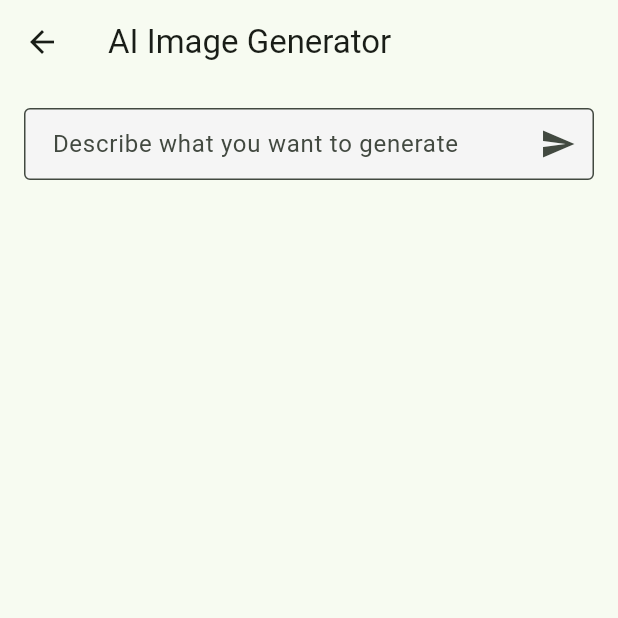
After one commit to M3nnoun/first-flutter-app, a Flutter app: the ImageGeneratorScreen screen opened directly, on a phone screen of 412 x 824 dp, the top half of it. The commit adds this screen. Run offline on Flutter 3.47's test engine with Material 3 defaults, Android fonts, the phone set to English and light mode, and no system bars; our stand-ins replace firebase_core, flutter_markdown, font_awesome_flutter, google_generative_ai, image_picker, speech_to_text; accounts and stored records are empty.

Commit message:
adding generate image feature

```diff
--- /dev/null
+++ b/lib/image_generator_screen.dart
@@ -0,0 +1,133 @@
+import 'dart:typed_data';
+import 'package:flutter/material.dart';
+import 'package:http/http.dart' as http;
+import 'dart:convert';
+
+class ImageGeneratorScreen extends StatefulWidget {
+  const ImageGeneratorScreen({super.key});
+
+  @override
+  State<ImageGeneratorScreen> createState() => _ImageGeneratorScreenState();
+}
+
+class _ImageGeneratorScreenState extends State<ImageGeneratorScreen> {
+  final TextEditingController _textController = TextEditingController();
+  Uint8List? _generatedImage;
+  bool _isGenerating = false;
+  String _errorMessage = '';
+
+  @override
+  void dispose() {
+    _textController.dispose();
+    super.dispose();
+  }
+
+  Future<void> _generateImage() async {
+    final prompt = _textController.text.trim();
+    if (prompt.isEmpty) {
+      setState(() => _errorMessage = 'Please enter a description');
+      return;
+    }
+
+    setState(() {
+      _isGenerating = true;
+      _generatedImage = null;
+      _errorMessage = '';
+    });
+
+    try {
+      final encodedPrompt = Uri.encodeComponent(prompt);
+      final url = Uri.parse(
+        'https://image.pollinations.ai/prompt/$encodedPrompt'
+        '?width=1024&height=1024&seed=33741&model=flux&nologo=false&private=false&enhance=false&safe=false',
+      );
+
+      // final response = await http.get(url, headers: {
+      //   'accept': 'image/avif,image/webp,image/apng,image/svg+xml,image/*,*/*;q=0.8',
+      //   'accept-language': 'en-US,en;q=0.7',
+      //   'cache-control': 'no-cache',
+      //   'pragma': 'no-cache',
+      //   'referer': 'https://www.desktophut.com/',
+      //   'user-agent': 'Mozilla/5.0 (Windows NT 10.0; Win64; x64) AppleWebKit/537.36 (KHTML, like Gecko) Chrome/136.0.0.0 Safari/537.36',
+      // });
+      final response = await http.get(url);
+
+      if (response.statusCode == 200) {
+        setState(() => _generatedImage = response.bodyBytes);
+      } else {
+        setState(() => _errorMessage = 'Failed to generate image: ${response.statusCode}');
+      }
+    } catch (e) {
+      setState(() => _errorMessage = 'Error: ${e.toString()}');
+    } finally {
+      setState(() => _isGenerating = false);
+    }
+  }
+
+  @override
+  Widget build(BuildContext context) {
+    return Scaffold(
+      appBar: AppBar(
+        title: const Text('AI Image Generator'),
+      ),
+      body: Padding(
+        padding: const EdgeInsets.all(16.0),
+        child: Column(
+          children: [
+            // Input area
+            TextField(
+              controller: _textController,
+              decoration: InputDecoration(
+                labelText: 'Describe what you want to generate',
+                border: const OutlineInputBorder(),
+                suffixIcon: IconButton(
+                  icon: const Icon(Icons.send),
+                  onPressed: _isGenerating ? null : _generateImage,
+                ),
+              ),
+            ),
+            const SizedBox(height: 16),
+
+            // Error message
+            if (_errorMessage.isNotEmpty)
+              Text(
+                _errorMessage,
+                style: const TextStyle(color: Colors.red),
+              ),
+
+            // Loading indicator
+            if (_isGenerating)
+              const Padding(
+                padding: EdgeInsets.all(16.0),
+                child: CircularProgressIndicator(),
+              ),
+
+            // Generated image
+            if (_generatedImage != null)
+              Expanded(
+                child: InteractiveViewer(
+                  child: Image.memory(
+                    _generatedImage!,
+                    fit: BoxFit.contain,
+                  ),
+                ),
+              ),
+
+            // Save button (stub)
+            if (_generatedImage != null)
+              ElevatedButton.icon(
+                icon: const Icon(Icons.download),
+                label: const Text('Save Image'),
+                onPressed: () {
+                  // TODO: Implement image saving
+                  ScaffoldMessenger.of(context).showSnackBar(
+                    const SnackBar(content: Text('Image saved to gallery')),
+                  );
+                },
+              ),
+          ],
+        ),
+      ),
+    );
+  }
+}
--- a/pubspec.yaml
+++ b/pubspec.yaml
@@ -43,6 +43,7 @@ dependencies:
   flutter_dotenv: ^5.1.0 # For securely managing API key
   flutter_markdown: ^0.6.15
   image_picker: ^1.0.7
+  path_provider: ^2.1.1
 
 dev_dependencies:
   flutter_test:
```
Also changed, not shown: lib/drawer.dart (+15 -0 lines), pubspec.lock.
